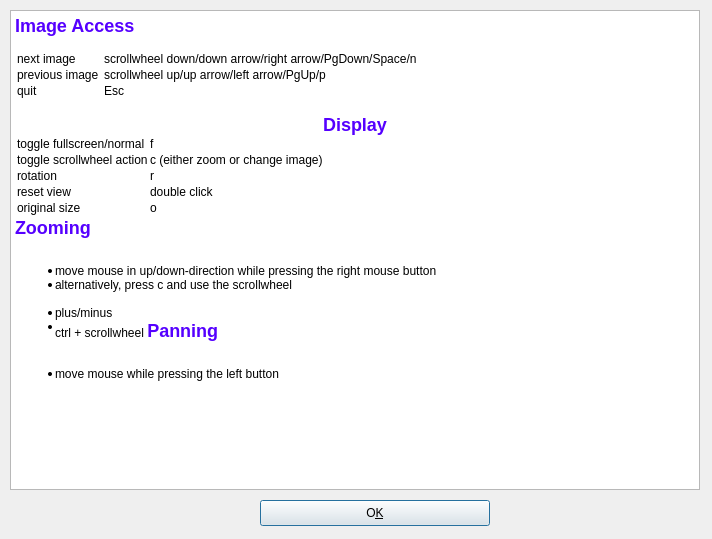
Above: imageviewer/helpdialog.ui from KDE/kipi-plugins before the change. Below: the same form after it.
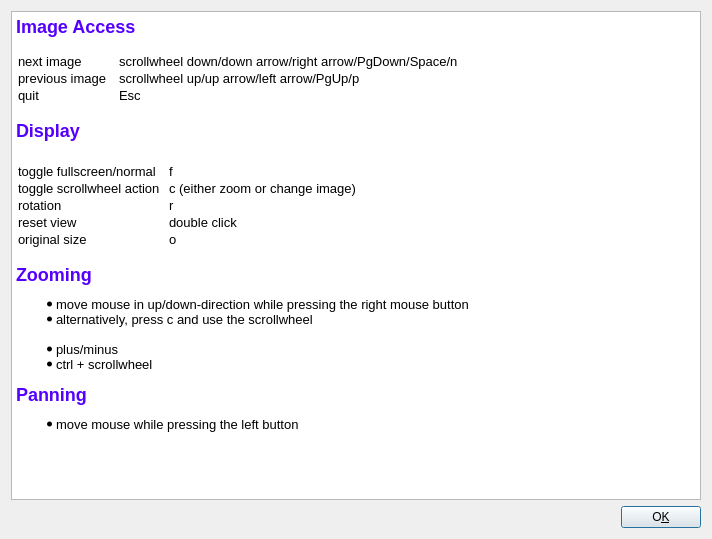
That is the form after the change.

Commit message: text in help viewer was broken due to the change from Q3TextBrowser to QTextBrowser

The edit to the form file:
```diff
--- a/imageviewer/helpdialog.ui
+++ b/imageviewer/helpdialog.ui
@@ -18,30 +18,71 @@
   <property name="modal" >
    <bool>true</bool>
   </property>
-  <widget class="QPushButton" name="pushButton1" >
-   <property name="geometry" >
-    <rect>
-     <x>260</x>
-     <y>500</y>
-     <width>230</width>
-     <height>26</height>
-    </rect>
-   </property>
-   <property name="text" >
-    <string>O&amp;K</string>
-   </property>
-  </widget>
-  <widget class="QTextBrowser" name="textBrowser2" >
-   <property name="geometry" >
-    <rect>
-     <x>10</x>
-     <y>10</y>
-     <width>690</width>
-     <height>480</height>
-    </rect>
-   </property>
-   <property name="text" >
-    <string>&lt;b>&lt;font color="#5500ff">&lt;font size="+2">Image Access&lt;/font>&lt;/font>&lt;/b>&lt;br>
+  <layout class="QGridLayout" name="gridLayout" >
+   <item row="0" column="0" colspan="2" >
+    <widget class="QTextBrowser" name="textBrowser2" >
+     <property name="html" >
+      <string>&lt;!DOCTYPE HTML PUBLIC "-//W3C//DTD HTML 4.0//EN" "http://www.w3.org/TR/REC-html40/strict.dtd">
+&lt;html>&lt;head>&lt;meta name="qrichtext" content="1" />&lt;style type="text/css">
+p, li { white-space: pre-wrap; }
+&lt;/style>&lt;/head>&lt;body style=" font-family:'Sans Serif'; font-size:10pt; font-weight:400; font-style:normal;">
+&lt;p style=" margin-top:0px; margin-bottom:0px; margin-left:0px; margin-right:0px; -qt-block-indent:0; text-indent:0px;">&lt;span style=" font-size:x-large; font-weight:600; color:#5500ff;">Image Access&lt;/span>&lt;br />&lt;/p>
+&lt;table border="0" style=" margin-top:0px; margin-bottom:0px; margin-left:0px; margin-right:0px;" cellspacing="2" cellpadding="0">
+&lt;tr>
+&lt;td>
+&lt;p style=" margin-top:0px; margin-bottom:0px; margin-left:0px; margin-right:0px; -qt-block-indent:0; text-indent:0px;">next image  &lt;/p>&lt;/td>
+&lt;td>
+&lt;p style=" margin-top:0px; margin-bottom:0px; margin-left:0px; margin-right:0px; -qt-block-indent:0; text-indent:0px;">scrollwheel down/down arrow/right arrow/PgDown/Space/n   &lt;/p>&lt;/td>&lt;/tr>
+&lt;tr>
+&lt;td>
+&lt;p style=" margin-top:0px; margin-bottom:0px; margin-left:0px; margin-right:0px; -qt-block-indent:0; text-indent:0px;">previous image   &lt;/p>&lt;/td>
+&lt;td>
+&lt;p style=" margin-top:0px; margin-bottom:0px; margin-left:0px; margin-right:0px; -qt-block-indent:0; text-indent:0px;">scrollwheel up/up arrow/left arrow/PgUp/p   &lt;/p>&lt;/td>&lt;/tr>
+&lt;tr>
+&lt;td>
+&lt;p style=" margin-top:0px; margin-bottom:0px; margin-left:0px; margin-right:0px; -qt-block-indent:0; text-indent:0px;">quit  &lt;/p>&lt;/td>
+&lt;td>
+&lt;p style=" margin-top:0px; margin-bottom:0px; margin-left:0px; margin-right:0px; -qt-block-indent:0; text-indent:0px;">Esc    &lt;/p>&lt;/td>&lt;/tr>&lt;/table>
+&lt;p style="-qt-paragraph-type:empty; margin-top:0px; margin-bottom:0px; margin-left:0px; margin-right:0px; -qt-block-indent:0; text-indent:0px;">&lt;/p>
+&lt;p style=" margin-top:0px; margin-bottom:0px; margin-left:0px; margin-right:0px; -qt-block-indent:0; text-indent:0px; font-weight:600;">&lt;span style=" font-size:x-large; color:#5500ff;">Display&lt;/span>&lt;/p>
+&lt;p style="-qt-paragraph-type:empty; margin-top:0px; margin-bottom:0px; margin-left:0px; margin-right:0px; -qt-block-indent:0; text-indent:0px; font-size:x-large; font-weight:600; color:#5500ff;">&lt;/p>
+&lt;p style="-qt-paragraph-type:empty; margin-top:0px; margin-bottom:0px; margin-left:0px; margin-right:0px; -qt-block-indent:0; text-indent:0px; font-size:x-large; font-weight:600; color:#5500ff;">&lt;/p>
+&lt;table border="0" style=" margin-top:0px; margin-bottom:0px; margin-left:0px; margin-right:0px;" cellspacing="2" cellpadding="0">
+&lt;tr>
+&lt;td>
+&lt;p style=" margin-top:0px; margin-bottom:0px; margin-left:0px; margin-right:0px; -qt-block-indent:0; text-indent:0px;">toggle fullscreen/normal   &lt;/p>&lt;/td>
+&lt;td>
+&lt;p style=" margin-top:0px; margin-bottom:0px; margin-left:0px; margin-right:0px; -qt-block-indent:0; text-indent:0px;">f    &lt;/p>&lt;/td>&lt;/tr>
+&lt;tr>
+&lt;td>
+&lt;p style=" margin-top:0px; margin-bottom:0px; margin-left:0px; margin-right:0px; -qt-block-indent:0; text-indent:0px;">toggle scrollwheel action  &lt;/p>&lt;/td>
+&lt;td>
+&lt;p style=" margin-top:0px; margin-bottom:0px; margin-left:0px; margin-right:0px; -qt-block-indent:0; text-indent:0px;">c (either zoom or change image)   &lt;/p>&lt;/td>&lt;/tr>
+&lt;tr>
+&lt;td>
+&lt;p style=" margin-top:0px; margin-bottom:0px; margin-left:0px; margin-right:0px; -qt-block-indent:0; text-indent:0px;">rotation   &lt;/p>&lt;/td>
+&lt;td>
+&lt;p style=" margin-top:0px; margin-bottom:0px; margin-left:0px; margin-right:0px; -qt-block-indent:0; text-indent:0px;">r    &lt;/p>&lt;/td>&lt;/tr>
+&lt;tr>
+&lt;td>
+&lt;p style=" margin-top:0px; margin-bottom:0px; margin-left:0px; margin-right:0px; -qt-block-indent:0; text-indent:0px;">reset view   &lt;/p>&lt;/td>
+&lt;td>
+&lt;p style=" margin-top:0px; margin-bottom:0px; margin-left:0px; margin-right:0px; -qt-block-indent:0; text-indent:0px;">double click    &lt;/p>&lt;/td>&lt;/tr>
+&lt;tr>
+&lt;td>
+&lt;p style=" margin-top:0px; margin-bottom:0px; margin-left:0px; margin-right:0px; -qt-block-indent:0; text-indent:0px;">original size  &lt;/p>&lt;/td>
+&lt;td>
+&lt;p style=" margin-top:0px; margin-bottom:0px; margin-left:0px; margin-right:0px; -qt-block-indent:0; text-indent:0px;">o   &lt;/p>&lt;/td>&lt;/tr>&lt;/table>
+&lt;p style=" margin-top:0px; margin-bottom:0px; margin-left:0px; margin-right:0px; -qt-block-indent:0; text-indent:0px;">&lt;br />&lt;span style=" font-size:x-large; font-weight:600; color:#5500ff;">Zooming&lt;/span>&lt;/p>
+&lt;ul style="-qt-list-indent: 1;">&lt;li style=" margin-top:12px; margin-bottom:0px; margin-left:0px; margin-right:0px; -qt-block-indent:0; text-indent:0px;">move mouse in up/down-direction while pressing the right mouse button&lt;/li>
+&lt;li style=" margin-top:0px; margin-bottom:0px; margin-left:0px; margin-right:0px; -qt-block-indent:0; text-indent:0px;">alternatively, press c and use the scrollwheel&lt;br />&lt;/li>
+&lt;li style=" margin-top:0px; margin-bottom:0px; margin-left:0px; margin-right:0px; -qt-block-indent:0; text-indent:0px;">plus/minus&lt;/li>
+&lt;li style=" margin-top:0px; margin-bottom:12px; margin-left:0px; margin-right:0px; -qt-block-indent:0; text-indent:0px;">ctrl + scrollwheel&lt;/li>&lt;/ul>
+&lt;p style=" margin-top:0px; margin-bottom:12px; margin-left:0px; margin-right:0px; -qt-block-indent:0; text-indent:0px; font-size:x-large; font-weight:600; color:#5500ff;">&lt;span style=" font-size:x-large;">Panning&lt;/span>&lt;/p>
+&lt;ul style="-qt-list-indent: 1;">&lt;li style=" margin-top:12px; margin-bottom:12px; margin-left:0px; margin-right:0px; -qt-block-indent:0; text-indent:0px;">move mouse while pressing the left button&lt;/li>&lt;/ul>&lt;/body>&lt;/html></string>
+     </property>
+     <property name="text" stdset="0" >
+      <string>&lt;b>&lt;font color="#5500ff">&lt;font size="+2">Image Access&lt;/font>&lt;/font>&lt;/b>&lt;br>
 &lt;TABLE> 
  &lt;TR> 
  &lt;TD>next image&lt;/TD> 
@@ -95,18 +136,33 @@
 &lt;UL> 
 &lt;LI>move mouse while pressing the left button
 &lt;/UL></string>
-   </property>
-  </widget>
+     </property>
+    </widget>
+   </item>
+   <item row="1" column="0" >
+    <spacer name="horizontalSpacer" >
+     <property name="orientation" >
+      <enum>Qt::Horizontal</enum>
+     </property>
+     <property name="sizeHint" stdset="0" >
+      <size>
+       <width>650</width>
+       <height>20</height>
+      </size>
+     </property>
+    </spacer>
+   </item>
+   <item row="1" column="1" >
+    <widget class="QPushButton" name="pushButton1" >
+     <property name="text" >
+      <string>O&amp;K</string>
+     </property>
+    </widget>
+   </item>
+  </layout>
  </widget>
  <layoutdefault spacing="6" margin="11" />
  <pixmapfunction>qPixmapFromMimeSource</pixmapfunction>
- <customwidgets>
-  <customwidget>
-   <class>Q3TextBrowser</class>
-   <extends>Q3TextEdit</extends>
-   <header>Qt3Support/Q3TextBrowser</header>
-  </customwidget>
- </customwidgets>
  <resources/>
  <connections>
   <connection>
```
